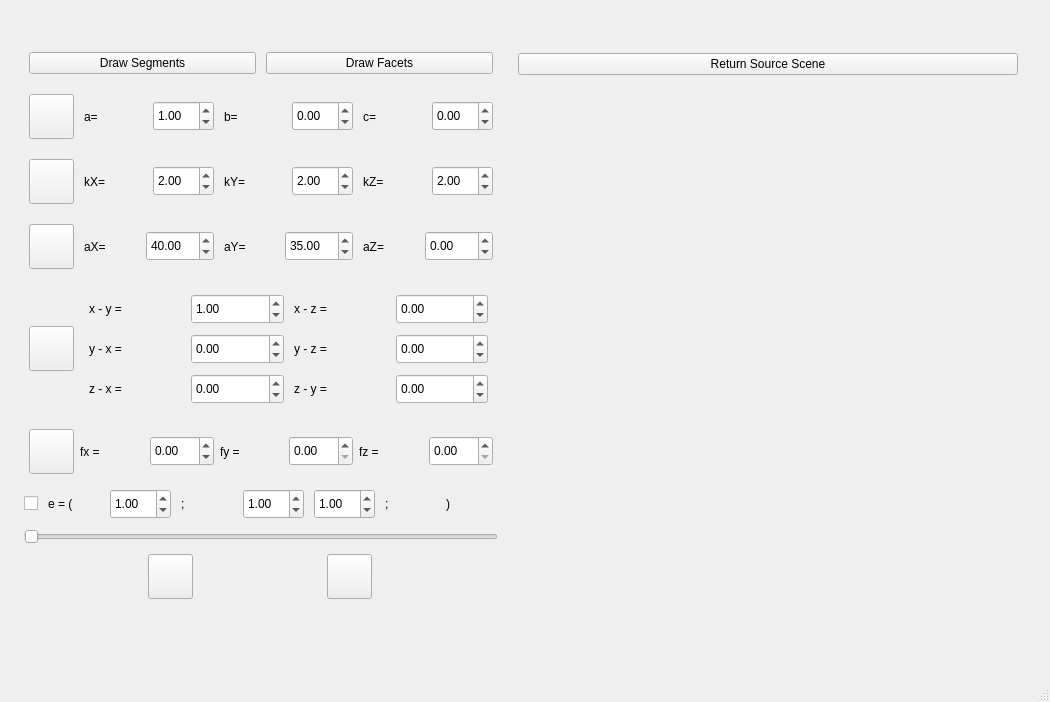
This is source/dialog.ui in leomolokov/graphics as Qt 5 draws it before an edit. The edited form follows.
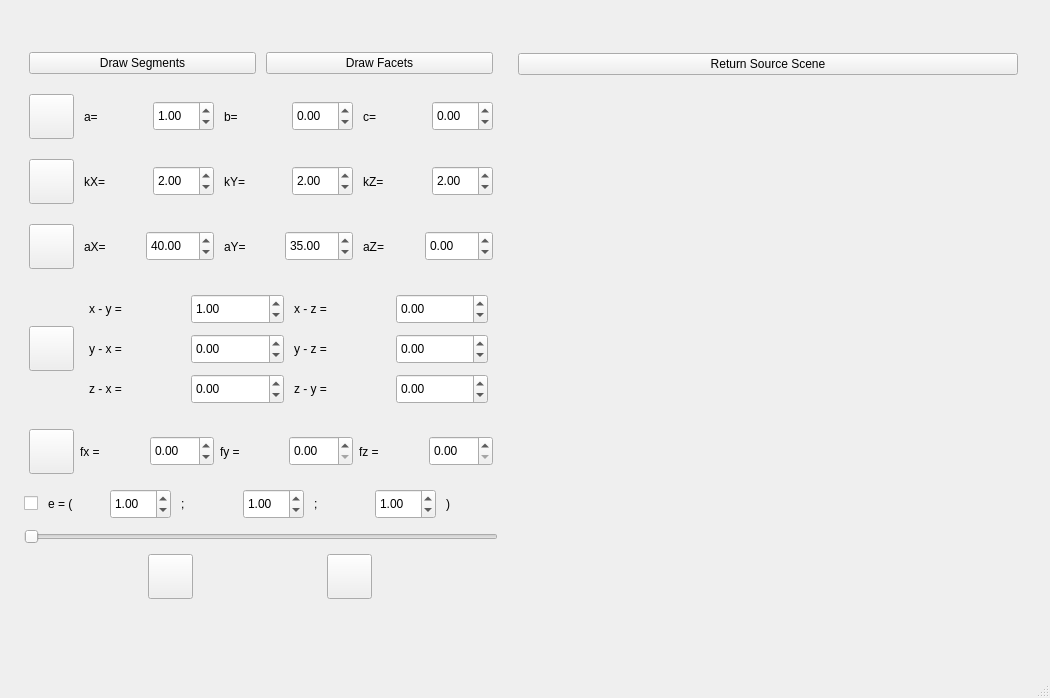
This is the edited form. Icons and pictures are not drawn.

```diff
--- a/source/dialog.ui
+++ b/source/dialog.ui
@@ -7,7 +7,7 @@
     <x>0</x>
     <y>0</y>
     <width>1050</width>
-    <height>702</height>
+    <height>698</height>
    </rect>
   </property>
   <property name="sizePolicy">
@@ -953,25 +953,6 @@
                  </property>
                 </widget>
                </item>
-               <item>
-                <widget class="QDoubleSpinBox" name="eyEdit">
-                 <property name="minimumSize">
-                  <size>
-                   <width>40</width>
-                   <height>30</height>
-                  </size>
-                 </property>
-                 <property name="minimum">
-                  <double>-99.989999999999995</double>
-                 </property>
-                 <property name="singleStep">
-                  <double>0.500000000000000</double>
-                 </property>
-                 <property name="value">
-                  <double>1.000000000000000</double>
-                 </property>
-                </widget>
-               </item>
                <item>
                 <widget class="QLabel" name="label_20">
                  <property name="text">
@@ -979,6 +960,25 @@
                  </property>
                 </widget>
                </item>
+               <item>
+                <widget class="QDoubleSpinBox" name="eyEdit">
+                 <property name="minimumSize">
+                  <size>
+                   <width>40</width>
+                   <height>30</height>
+                  </size>
+                 </property>
+                 <property name="minimum">
+                  <double>-99.989999999999995</double>
+                 </property>
+                 <property name="singleStep">
+                  <double>0.500000000000000</double>
+                 </property>
+                 <property name="value">
+                  <double>1.000000000000000</double>
+                 </property>
+                </widget>
+               </item>
                <item>
                 <widget class="QLabel" name="label_22">
                  <property name="text">
```
Left out of the diff: 23 changed lines with no effect on the pictures.
